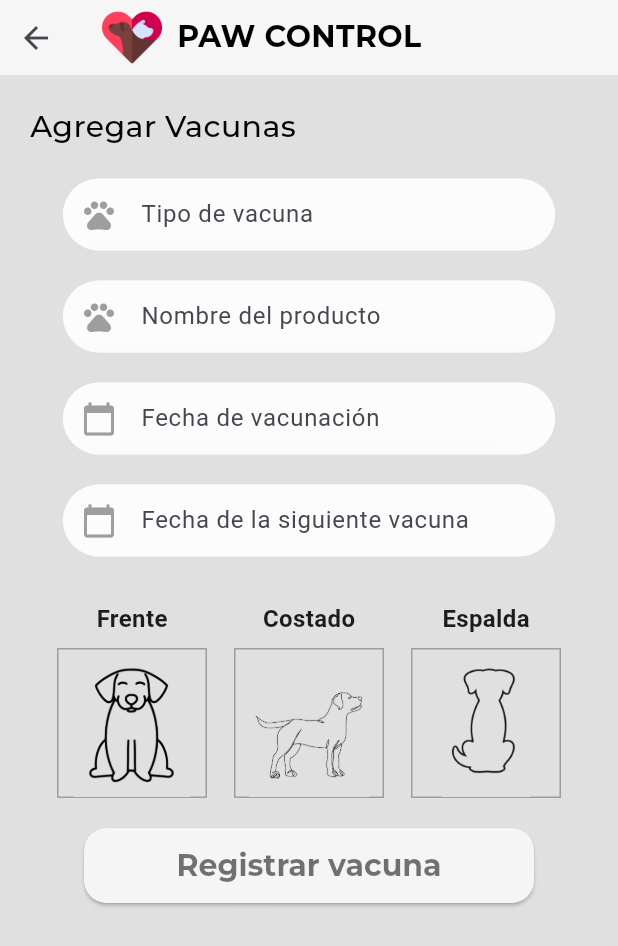
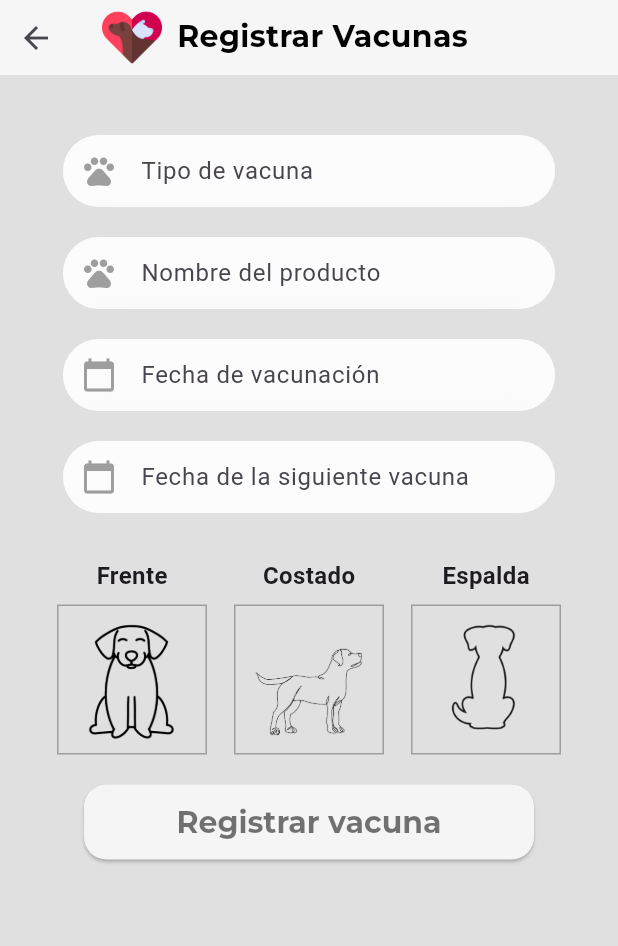
Before and after one commit to Paoli99/PawControl, a Flutter app: the AddVaccines screen opened directly with empty values, on a phone screen of 412 x 824 dp. Shown: the top 946 px of the screen. Run offline on Flutter 3.47's test engine with Material 3 defaults, Android fonts, the phone set to English and light mode, and no system bars; our stand-ins replace another_flushbar, cloud_firestore, firebase_auth, firebase_core, firebase_storage, flutter_swiper_null_safety and 3 more; missing offline and left inert: firebase_app_check; accounts and stored records are empty.

Commit message:
fixed screen titles

```diff
--- a/lib/screens/pets/addVaccines.dart
+++ b/lib/screens/pets/addVaccines.dart
@@ -110,13 +110,12 @@ Widget imagePlaceholder(int index, String title, String defaultImagePath) {
         body: SingleChildScrollView(
           child: Column(
             children: [
-              Header(title: 'PAW CONTROL', showImage: true, showBackButton: true, navigateTo: navigateBack),
+              Header(title: 'Registrar Vacunas', showImage: true, showBackButton: true, navigateTo: navigateBack),
               Container(
                 padding: EdgeInsets.all(20),
                 child: Column(
                   crossAxisAlignment: CrossAxisAlignment.start,
                   children: [
-                    Text('Agregar Vacunas', style: TextsFont.tituloNames),
                     SizedBox(height: 20),
                     TextInputFields(controller: vaccineController, hintText: 'Tipo de vacuna', prefixIcon: Icon(Icons.pets_outlined, color: Colors.grey), backgroundColor: ColorsApp.white70),
                     SizedBox(height: 20),
--- a/lib/screens/pets/editPetProfile.dart
+++ b/lib/screens/pets/editPetProfile.dart
@@ -123,7 +123,7 @@ class _EditPetProfileState extends State<EditPetProfile> {
           child: Column(
             children: [
               Header(
-                title: 'PAW CONTROL',
+                title: 'Editar perfil de la mascota',
                 showImage: true,
                 showBackButton: true,
                 navigateTo: navigateBack,
```
